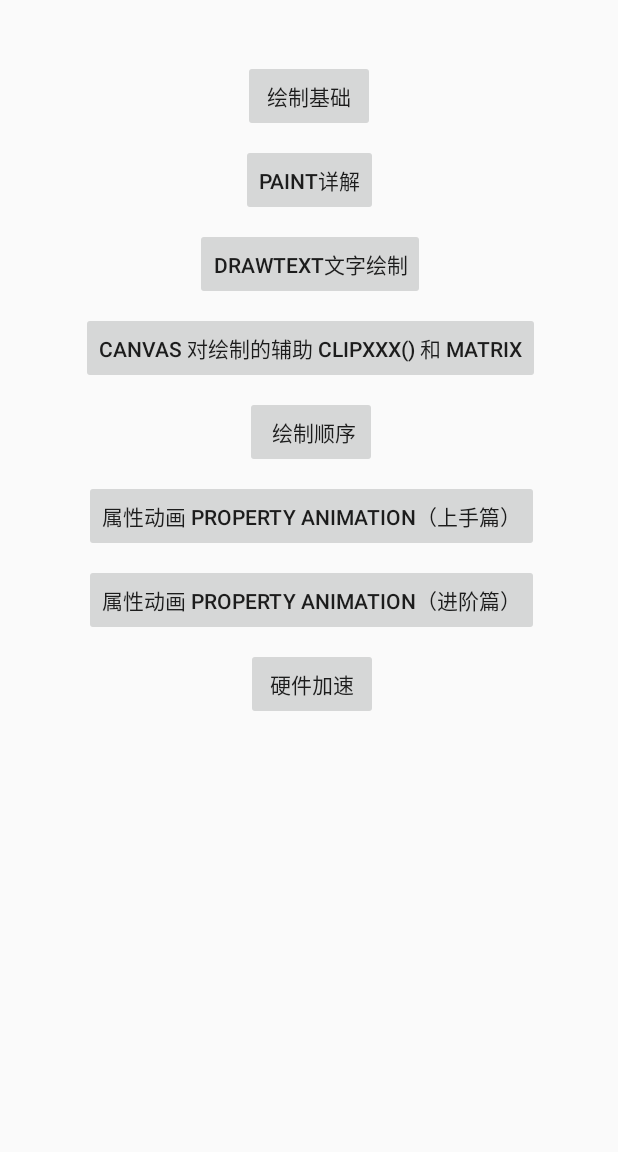
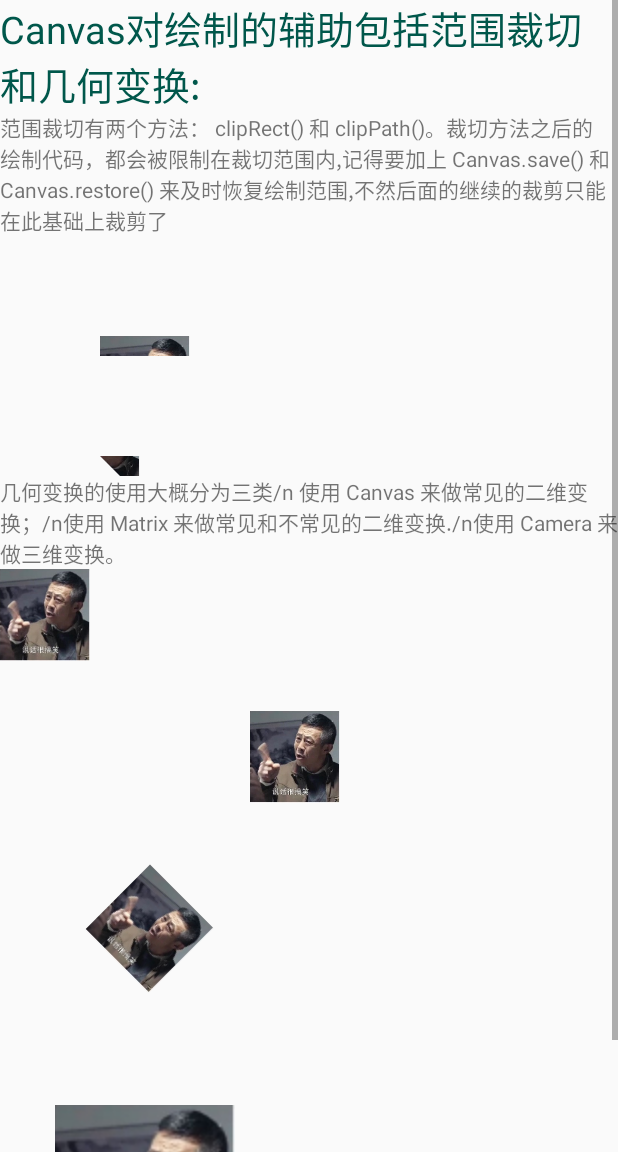
Before and after one commit to bob-dingding/CustomView, an Android app: the OnDrawActivity screen opened directly, with no data from a screen before it, after a tap on "CANVAS 对绘制的辅助 CLIPXXX() 和 MATRIX", on a phone screen of 412 x 824 dp, the part 84-1236 px from its top. Run offline under Robolectric (Android 15) with nearby library versions, the phone set to English and light mode, and no system bars.

Commit message:
Canvas 对绘制的辅助 clipXXX() 和 Matrix部分完成

```diff
--- a/app/src/main/AndroidManifest.xml
+++ b/app/src/main/AndroidManifest.xml
@@ -36,6 +36,8 @@
         <activity android:name=".paint.InitActivity"/>
         <!-- drawtext文字的绘制 -->
         <activity android:name=".drawtext.DrawTextActivity"/>
+        <!--canvas对绘制的辅助 -->
+        <activity android:name=".canvas.CanvasActivity"/>
     </application>
 
 </manifest>
--- a/app/src/main/java/com/hxzk/customview/OnDrawActivity.java
+++ b/app/src/main/java/com/hxzk/customview/OnDrawActivity.java
@@ -7,6 +7,7 @@ import android.support.v7.app.AppCompatActivity;
 import android.view.View;
 import android.widget.Button;
 
+import com.hxzk.customview.canvas.CanvasActivity;
 import com.hxzk.customview.drawbase.DrawBaseActivity;
 import com.hxzk.customview.drawtext.DrawTextActivity;
 import com.hxzk.customview.paint.PaintActivity;
@@ -65,6 +66,8 @@ public class OnDrawActivity extends AppCompatActivity implements View.OnClickLis
                 startActivity(draw);
                 break;
             case R.id.btn_clipAndmatrix:
+                Intent canvas =new Intent(OnDrawActivity.this, CanvasActivity.class);
+                startActivity(canvas);
                 break;
             case R.id.btn_property:
                 break;
--- /dev/null
+++ b/app/src/main/java/com/hxzk/customview/canvas/CanvasActivity.java
@@ -0,0 +1,19 @@
+package com.hxzk.customview.canvas;
+
+import android.os.Bundle;
+import android.support.annotation.Nullable;
+import android.support.v7.app.AppCompatActivity;
+
+import com.hxzk.customview.R;
+
+/**
+ * Created by HaiyuKing
+ * Used
+ */
+public class CanvasActivity extends AppCompatActivity {
+	@Override
+	protected void onCreate(@Nullable Bundle savedInstanceState) {
+		super.onCreate(savedInstanceState);
+		setContentView(R.layout.activity__canvas);
+	}
+}
--- /dev/null
+++ b/app/src/main/java/com/hxzk/customview/canvas/weigth/Canvas_Rotate.java
@@ -0,0 +1,38 @@
+package com.hxzk.customview.canvas.weigth;
+
+import android.content.Context;
+import android.graphics.Bitmap;
+import android.graphics.BitmapFactory;
+import android.graphics.Canvas;
+import android.graphics.Paint;
+import android.util.AttributeSet;
+import android.view.View;
+
+import com.hxzk.customview.R;
+
+/**
+ * Created by HaiyuKing
+ * Used
+ */
+public class Canvas_Rotate extends View {
+
+	public Canvas_Rotate(Context context) {
+		super(context);
+	}
+
+	public Canvas_Rotate(Context context,  AttributeSet attrs) {
+		super(context, attrs);
+	}
+
+	@Override
+	protected void onDraw(Canvas canvas) {
+		super.onDraw(canvas);
+		Paint paint =new Paint();
+		canvas.save();
+		//参数里的 degrees 是旋转角度，单位是度（也就是一周有 360° 的那个单位），方向是顺时针为正向； px 和 py 是轴心的位置。
+		canvas.rotate(45, 150, 150);
+		Bitmap bitmap = BitmapFactory.decodeResource(getResources(), R.drawable.gaoxiao);
+		canvas.drawBitmap(bitmap, 50, 50, paint);
+		canvas.restore();
+	}
+}
--- /dev/null
+++ b/app/src/main/java/com/hxzk/customview/canvas/weigth/Canvas_ScaleView.java
@@ -0,0 +1,43 @@
+package com.hxzk.customview.canvas.weigth;
+
+import android.content.Context;
+import android.graphics.Bitmap;
+import android.graphics.BitmapFactory;
+import android.graphics.Canvas;
+import android.graphics.Paint;
+import android.util.AttributeSet;
+import android.view.View;
+
+import com.hxzk.customview.R;
+
+/**
+ * Created by HaiyuKing
+ * Used
+ */
+public class Canvas_ScaleView extends View {
+
+	public Canvas_ScaleView(Context context) {
+		super(context);
+	}
+
+	public Canvas_ScaleView(Context context,  AttributeSet attrs) {
+		super(context, attrs);
+	}
+
+	@Override
+	protected void onDraw(Canvas canvas) {
+		super.onDraw(canvas);
+		canvas.save();
+
+		Bitmap bitmap =  BitmapFactory.decodeResource(getResources(), R.drawable.gaoxiao);
+		int x =100;
+		int y =100;
+		int bitmapWidth =bitmap.getWidth();
+		int bitmapHeight =bitmap.getHeight();
+		//参数里的 sx sy 是横向和纵向的放缩倍数； px py 是放缩的轴心
+		canvas.scale(2.0f, 2.0f, x + bitmapWidth / 2, y + bitmapHeight / 2);
+		Paint paint =new Paint();
+		canvas.drawBitmap(bitmap, x, y, paint);
+		canvas.restore();
+	}
+}
--- /dev/null
+++ b/app/src/main/java/com/hxzk/customview/canvas/weigth/ClipPathView.java
@@ -0,0 +1,48 @@
+package com.hxzk.customview.canvas.weigth;
+
+import android.content.Context;
+import android.graphics.Bitmap;
+import android.graphics.BitmapFactory;
+import android.graphics.Canvas;
+import android.graphics.Paint;
+import android.graphics.Path;
+import android.util.AttributeSet;
+import android.view.View;
+
+import com.hxzk.customview.R;
+
+/**
+ * Created by HaiyuKing
+ * Used
+ */
+public class ClipPathView extends View {
+
+	public ClipPathView(Context context) {
+		super(context);
+	}
+
+	public ClipPathView(Context context,  AttributeSet attrs) {
+		super(context, attrs);
+	}
+
+	@Override
+	protected void onDraw(Canvas canvas) {
+		super.onDraw(canvas);
+
+		canvas.save();
+
+		Path path =new Path();
+		path.moveTo(100, 100);
+		path.lineTo(200, 100);
+		path.lineTo(150, 150);
+		path.close();
+
+		canvas.clipPath(path);
+
+		Paint paint = new Paint();
+		Bitmap bitmap = BitmapFactory.decodeResource(getResources(), R.drawable.gaoxiao);
+		canvas.drawBitmap(bitmap, 50, 50, paint);
+		canvas.restore();
+
+	}
+}
--- /dev/null
+++ b/app/src/main/java/com/hxzk/customview/canvas/weigth/ClipRectView.java
@@ -0,0 +1,43 @@
+package com.hxzk.customview.canvas.weigth;
+
+import android.content.Context;
+import android.graphics.Bitmap;
+import android.graphics.BitmapFactory;
+import android.graphics.Canvas;
+import android.graphics.Color;
+import android.graphics.Paint;
+import android.util.AttributeSet;
+import android.view.View;
+
+import com.hxzk.customview.R;
+
+/**
+ * Created by HaiyuKing
+ * Used
+ */
+public class ClipRectView extends View {
+	public ClipRectView(Context context) {
+		super(context);
+	}
+
+	public ClipRectView(Context context, AttributeSet attrs) {
+		super(context, attrs);
+	}
+
+	@Override
+	protected void onDraw(Canvas canvas) {
+		super.onDraw(canvas);
+		Paint mPaint =new Paint();
+		mPaint.setColor(Color.RED);
+
+		//裁剪
+		canvas.save();
+		canvas.clipRect(100, 100, 200, 200);
+		Bitmap bitmap = BitmapFactory.decodeResource(this.getContext().getResources(), R.drawable.gaoxiao);
+		//Bitmap bitmap=BitmapFactory.decodeStream(getClass().getResourceAsStream("/res/mipmap/ic_launcher.png"));
+		if(bitmap != null){
+			canvas.drawBitmap(bitmap, 100, 100, mPaint);
+		}
+		canvas.restore();
+	}
+}
--- /dev/null
+++ b/app/src/main/java/com/hxzk/customview/canvas/weigth/TranslateView.java
@@ -0,0 +1,36 @@
+package com.hxzk.customview.canvas.weigth;
+
+import android.content.Context;
+import android.graphics.Bitmap;
+import android.graphics.BitmapFactory;
+import android.graphics.Canvas;
+import android.graphics.Paint;
+import android.util.AttributeSet;
+import android.view.View;
+
+import com.hxzk.customview.R;
+
+/**
+ * Created by HaiyuKing
+ * Used
+ */
+public class TranslateView extends View {
+	public TranslateView(Context context) {
+		super(context);
+	}
+
+	public TranslateView(Context context,  AttributeSet attrs) {
+		super(context, attrs);
+	}
+
+	@Override
+	protected void onDraw(Canvas canvas) {
+		super.onDraw(canvas);
+		Paint paint =new Paint();
+		canvas.save();
+		canvas.translate(200, 0);
+		Bitmap bitmap = BitmapFactory.decodeResource(getResources(), R.drawable.gaoxiao);
+		canvas.drawBitmap(bitmap, 50, 50, paint);
+		canvas.restore();
+	}
+}
--- a/app/src/main/java/com/hxzk/customview/paint/widget/PaintColorByShadert_BitmapShader.java
+++ b/app/src/main/java/com/hxzk/customview/paint/widget/PaintColorByShadert_BitmapShader.java
@@ -43,7 +43,7 @@ public class PaintColorByShadert_BitmapShader extends View {
     @Override
     protected void onDraw(Canvas canvas) {
         super.onDraw(canvas);
-        Bitmap bitmap = BitmapFactory.decodeResource(getResources(), R.mipmap.ic_launcher);
+        Bitmap bitmap = BitmapFactory.decodeResource(getResources(), R.drawable.shinvtu);
 //        bitmap：用来做模板的 Bitmap 对象
 //        tileX：横向的 TileMode
 //        tileY：纵向的 TileMode。
--- a/app/src/main/java/com/hxzk/customview/paint/widget/setXfermode/Xfermode_PorterDuffXfermode.java
+++ b/app/src/main/java/com/hxzk/customview/paint/widget/setXfermode/Xfermode_PorterDuffXfermode.java
@@ -4,7 +4,6 @@ import android.content.Context;
 import android.graphics.Bitmap;
 import android.graphics.BitmapFactory;
 import android.graphics.Canvas;
-import android.graphics.Color;
 import android.graphics.Paint;
 import android.graphics.PorterDuff;
 import android.graphics.PorterDuffXfermode;
@@ -52,8 +51,8 @@ public class Xfermode_PorterDuffXfermode extends View {
 
         Xfermode xfermode = new PorterDuffXfermode(PorterDuff.Mode.DST_IN);
 
-        Bitmap rectBitmap = BitmapFactory.decodeResource(getResources(), R.mipmap.ic_launcher);
-        Bitmap circleBitmap = BitmapFactory.decodeResource(getResources(), R.mipmap.ic_launcher_round);
+        Bitmap rectBitmap = BitmapFactory.decodeResource(getResources(), R.drawable.shinvtu);
+        Bitmap circleBitmap = BitmapFactory.decodeResource(getResources(), R.drawable.shinvtu);
         //画方
         canvas.drawBitmap(rectBitmap, 0, 0, paint);
         //canvas.drawRect(0,50,500,500,paint);
--- /dev/null
+++ b/app/src/main/res/layout/activity__canvas.xml
@@ -0,0 +1,95 @@
+<?xml version="1.0" encoding="utf-8"?>
+<android.support.constraint.ConstraintLayout
+    xmlns:android="http://schemas.android.com/apk/res/android"
+    xmlns:app="http://schemas.android.com/apk/res-auto"
+    xmlns:tools="http://schemas.android.com/tools"
+    android:layout_width="match_parent"
+    android:layout_height="match_parent">
+
+    <ScrollView
+        android:layout_width="match_parent"
+        android:layout_height="match_parent"
+        app:layout_constraintBottom_toBottomOf="parent"
+        app:layout_constraintLeft_toLeftOf="parent"
+        app:layout_constraintRight_toRightOf="parent"
+        app:layout_constraintTop_toTopOf="parent"
+        >
+
+        <LinearLayout
+            android:layout_width="match_parent"
+            android:layout_height="match_parent"
+            android:orientation="vertical"
+            app:layout_constraintBottom_toBottomOf="parent"
+            app:layout_constraintLeft_toLeftOf="parent"
+            app:layout_constraintRight_toRightOf="parent"
+            app:layout_constraintTop_toTopOf="parent">
+
+            <TextView
+                android:id="@+id/textView1"
+                android:layout_width="wrap_content"
+                android:layout_height="wrap_content"
+                android:text="Canvas对绘制的辅助包括范围裁切和几何变换:"
+                android:textColor="@color/colorPrimaryDark"
+                android:textSize="25sp"
+                app:layout_constraintLeft_toLeftOf="parent"
+                app:layout_constraintTop_toTopOf="parent"
+                />
+
+            <TextView
+                android:id="@+id/textView2"
+                android:layout_width="wrap_content"
+                android:layout_height="wrap_content"
+                android:text="范围裁切有两个方法： clipRect() 和 clipPath()。裁切方法之后的绘制代码，都会被限制在裁切范围内,记得要加上 Canvas.save() 和 Canvas.restore() 来及时恢复绘制范围,不然后面的继续的裁剪只能在此基础上裁剪了"
+                app:layout_constraintLeft_toLeftOf="parent"
+                app:layout_constraintTop_toBottomOf="@id/textView1"
+                />
+
+            <com.hxzk.customview.canvas.weigth.ClipRectView
+                android:id="@+id/clipRectView"
+                android:layout_width="match_parent"
+                android:layout_height="80dp"
+                app:layout_constraintLeft_toLeftOf="parent"
+                app:layout_constraintTop_toBottomOf="@id/textView2"/>
+
+            <com.hxzk.customview.canvas.weigth.ClipPathView
+                android:id="@+id/clipPathView"
+                android:layout_width="match_parent"
+                android:layout_height="80dp"
+                app:layout_constraintLeft_toLeftOf="parent"
+                app:layout_constraintTop_toBottomOf="@id/clipRectView"/>
+
+            <TextView
+                android:id="@+id/textView3"
+                android:layout_width="match_parent"
+                android:layout_height="wrap_content"
+                android:text="几何变换的使用大概分为三类/n 使用 Canvas 来做常见的二维变换；/n使用 Matrix 来做常见和不常见的二维变换./n使用 Camera 来做三维变换。"
+                app:layout_constraintLeft_toLeftOf="parent"
+                app:layout_constraintTop_toBottomOf="@id/clipPathView"/>
+            <ImageView
+                android:id="@+id/imageview1"
+                android:layout_width="wrap_content"
+                android:layout_height="wrap_content"
+                android:src="@drawable/gaoxiao"
+                app:layout_constraintLeft_toLeftOf="parent"
+                app:layout_constraintTop_toBottomOf="@id/textView3"/>
+            <com.hxzk.customview.canvas.weigth.TranslateView
+                android:id="@+id/transition"
+                android:layout_width="match_parent"
+                android:layout_height="130dp"
+                app:layout_constraintLeft_toLeftOf="parent"
+                app:layout_constraintTop_toBottomOf="@id/imageview1"/>
+            <com.hxzk.customview.canvas.weigth.Canvas_Rotate
+                android:id="@+id/rotate"
+                android:layout_width="match_parent"
+                android:layout_height="130dp"
+                app:layout_constraintLeft_toLeftOf="parent"
+                app:layout_constraintTop_toBottomOf="@id/transition"/>
+            <com.hxzk.customview.canvas.weigth.Canvas_ScaleView
+                android:id="@+id/scaleview"
+                android:layout_width="match_parent"
+                android:layout_height="150dp"
+                app:layout_constraintLeft_toLeftOf="parent"
+                app:layout_constraintTop_toBottomOf="@id/rotate"/>
+        </LinearLayout>
+    </ScrollView>
+</android.support.constraint.ConstraintLayout>
--- a/app/src/main/res/layout/activity_drawtext.xml
+++ b/app/src/main/res/layout/activity_drawtext.xml
@@ -1,6 +1,21 @@
 <?xml version="1.0" encoding="utf-8"?>
 <android.support.constraint.ConstraintLayout
-    xmlns:android="http://schemas.android.com/apk/res/android" android:layout_width="match_parent"
+    xmlns:android="http://schemas.android.com/apk/res/android"
+    xmlns:app="http://schemas.android.com/apk/res-auto"
+    xmlns:tools="http://schemas.android.com/tools"
+    android:layout_width="match_parent"
     android:layout_height="match_parent">
 
+    <TextView
+        android:id="@+id/textView23"
+        android:layout_width="wrap_content"
+        android:layout_height="wrap_content"
+        android:layout_marginStart="8dp"
+        android:layout_marginEnd="8dp"
+        android:layout_marginBottom="8dp"
+        android:text="Paint 有些设置是文字绘制相关的，即和 drawText() 相关的,比如设置文字大小,删除线或者下划线等很多，我们放到之后江"
+        app:layout_constraintBottom_toBottomOf="parent"
+        app:layout_constraintEnd_toEndOf="parent"
+        app:layout_constraintStart_toStartOf="parent"
+        app:layout_constraintTop_toTopOf="parent"/>
 </android.support.constraint.ConstraintLayout>
```
Also changed, not shown: app/src/main/res/drawable-v26/ic_launcher.png (added), app/src/main/res/drawable-xxxhdpi/shinvtu.jpg (added).
